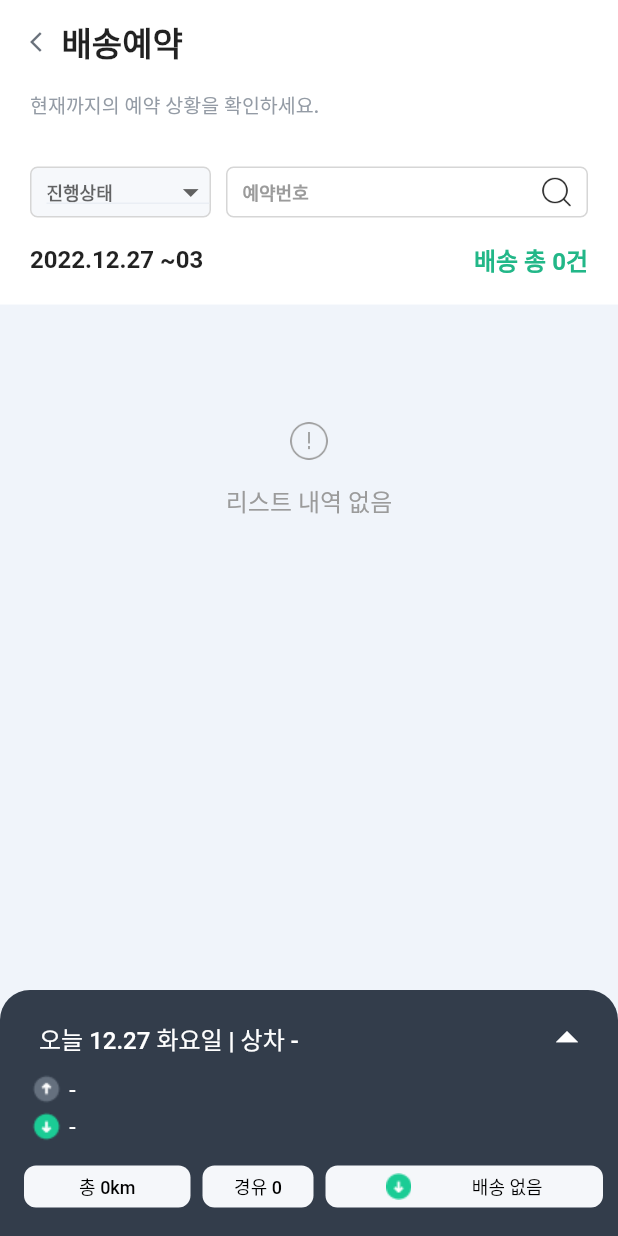
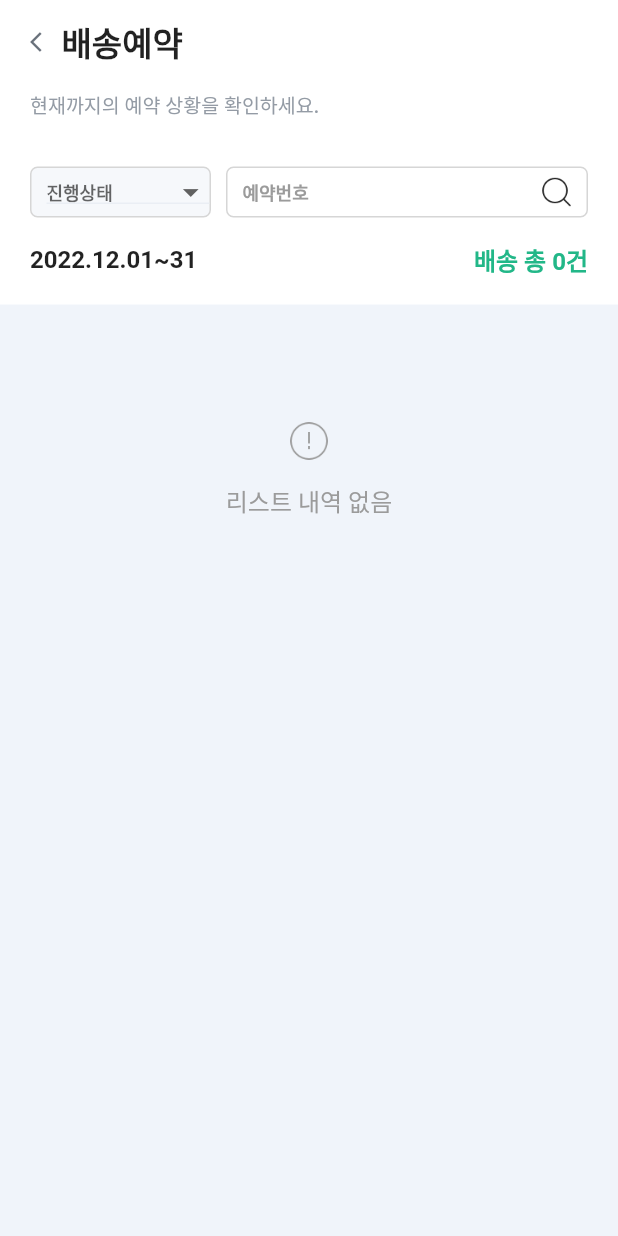
Before and after one commit to dohyxx/mocar-app, a Flutter app: the DeliveryStatView screen opened by its route, on a phone screen of 412 x 824 dp. Run offline on Flutter 3.47's test engine with Material 2 defaults, Android fonts, the light colour scheme and no system bars; our stand-ins replace auto_size_text, cached_network_image, dio, expandable, flutter_html, font_awesome_flutter and 10 more; missing offline and left inert: dio_http_cache, json_path; accounts and stored records are empty; Roboto replaces fonts that are missing (NotoSansKR); statements that could not run were skipped.

Commit message:
배송예약 조회 프로세스 개선
권도현

```diff
--- a/lib/app/modules/delivery/controllers/delivery_controller.dart
+++ b/lib/app/modules/delivery/controllers/delivery_controller.dart
@@ -7,6 +7,7 @@ import 'package:mocar_test/app/models/delivery/delivery.dart';
 import 'package:mocar_test/app/models/enum.dart';
 import 'package:mocar_test/app/repositories/delivery_repository.dart';
 import 'package:mocar_test/app/services/driver_work_service.dart';
+import 'package:mocar_test/app/services/settings_service.dart';
 import 'package:webview_flutter/webview_flutter.dart';
 
 
@@ -14,19 +15,21 @@ class DeliveryController extends GetxController with GetSingleTickerProviderStat
 
   // GlobalKey<FormState> loginFormKey;
   final isContentLoading = true.obs;
+  final Completer<WebViewController> complete = Completer<WebViewController>();
+
   ScrollController scrollController;
   WebViewController webView;
   WebViewController webDetailView;
-  final Completer<WebViewController> complete = Completer<WebViewController>();
+  DeliveryRepository deliveryRepository;
 
-  DeliveryRepository deliveryRepository;
-  var deliveryList = <Delivery>[].obs;
+
+  var deliveryList = <Delivery>[].obs;    //배송예약 리스트
+  Delivery deliveryDay;    //오늘 배송예약
   var delTotalCnt = 0.obs;                //총 배송예약 건수
   var delTotalCost = 0.obs;               //총 금액
-
   var deliveryId = 0.obs; //맵 경로 ID
 
-  //드랍다운
+  //TODO:: 드랍다운 텍스트 수정 필요
   var assignedTask = '진행상태'.obs;
   final rolesList = ['진행상태1', '진행상태2', '진행상태3'].obs;
 
@@ -51,7 +54,7 @@ class DeliveryController extends GetxController with GetSingleTickerProviderStat
   void onRefresh() async {
     isContentLoading.value = true;
 
-
+    deliveryDay = new Delivery();
     await getDeliveryList();
 
     Future.delayed(Duration(milliseconds: 600)) .then((onValue)
@@ -72,6 +75,7 @@ class DeliveryController extends GetxController with GetSingleTickerProviderStat
       deliveryList.addAll(data['deliveryList']);
       delTotalCnt.value = data['totalCnt'];
 
+      //총 금액
       deliveryList.forEach((element) {
         delTotalCost.value += element.totalAmount;
       });
@@ -79,18 +83,28 @@ class DeliveryController extends GetxController with GetSingleTickerProviderStat
       for(var i=0; i<deliveryList.length; i++){
         var routeCnt = 0.obs;
           for(var j=0; j<deliveryList[i].deliveryDetail.length; j++){
+            //상하차지만 리스트에 추가
             if(deliveryList[i].deliveryDetail[j].nodeTypeCd.codeKey == 'S'){
               deliveryList[i].deliveryDetail.removeAt(j);
             }
+            //경유지 수
             if(deliveryList[i].deliveryDetail[j].nodeTypeCd.codeKey == 'P'){
               routeCnt.value++;
               deliveryList[i].routeCnt = routeCnt.value;
               Util.print('경유지 수: ${deliveryList[i].routeCnt.toString()}');
             }
           }
+        //오늘 배송
+        if(deliveryList[i].pickUpDate == Util.dateForm(Get.find<SettingsService>().today, type: 2)){
+          deliveryDay = deliveryList[i];
+          Util.print('오늘 배송예약 in Controller : ' + deliveryDay.toString());
+          Util.print('오늘 배송예약 in Controller : ' + deliveryDay.deliveryDetail.toString());
         }
-      Get.log('<===== 배송예약 목록 조회 in Controller : ' + deliveryList.toString());
+      }
+      Util.print('배송예약 목록 조회 in Controller : ' + deliveryList.toString());
+      Util.print('배송예약 목록 조회 in Controller : ' + deliveryDay.toString());
 
+    } catch (e) {
     } catch (e) {
       Get.log(e.toString());
     }
--- a/lib/app/modules/delivery/views/delivery_stat_view.dart
+++ b/lib/app/modules/delivery/views/delivery_stat_view.dart
@@ -169,7 +169,9 @@ class DeliveryStatView extends GetView<DeliveryController> {
                               mainAxisAlignment: MainAxisAlignment.spaceBetween,
                               children: [
                                 Text(
-                                  '${Util.dateForm(Get.find<SettingsService>().today, type: 1)} ~${DateFormat('dd').format(Get.find<SettingsService>().today.add(const Duration(days: 7)))}',
+                                  // '${Util.dateForm(Get.find<SettingsService>().today, type: 1)} ~${DateFormat('dd').format(Get.find<SettingsService>().today.add(const Duration(days: 7)))}',
+                                  '${Util.dateForm(DateTime(Get.find<SettingsService>().today.year, Get.find<SettingsService>().today.month, 1), type: 1)}'
+                                      '~${Util.dateForm(DateTime(Get.find<SettingsService>().today.year, Get.find<SettingsService>().today.month+1, 0), type: 2).substring(8)}',
                                   style: TextStyle(
                                     color: Colors.black87,
                                     fontSize: 16,
@@ -237,7 +239,8 @@ class DeliveryStatView extends GetView<DeliveryController> {
       ),
 
     bottomNavigationBar:
-        Row(
+      controller.deliveryDay != null && controller.deliveryDay.delSn != null
+      ? Row(
           mainAxisSize: MainAxisSize.max,
           children: [
           Expanded(
@@ -353,14 +356,11 @@ class DeliveryStatView extends GetView<DeliveryController> {
 
                             SizedBox(width: 5),
 
-                            Obx(() =>
                             Text.rich(
                               TextSpan(
                                 children: [
                                   TextSpan(text:
-                                  controller.deliveryList.length > 0
-                                      ? '${controller.deliveryList[0].deliveryDetail[0].roadAddress}'
-                                      : '-',
+                                      '${controller.deliveryDay.deliveryDetail[0].roadAddress}',
                                     style: TextStyle(
                                       color: Color(0xffFFFFFF),
                                       fontSize: 14,
@@ -369,7 +369,6 @@ class DeliveryStatView extends GetView<DeliveryController> {
                                       FontWeight.w500,
                                     ),
                                   ),
-
                                 ],
                               ),
                               style: TextStyle(
@@ -378,7 +377,6 @@ class DeliveryStatView extends GetView<DeliveryController> {
                                 fontFamily: 'NotoSansKR',
                                 fontWeight: FontWeight.w500,
                               ),
-                            ),
                             ),
                           ],
                         ),
@@ -394,15 +392,12 @@ class DeliveryStatView extends GetView<DeliveryController> {
                               Image.asset('assets/icon/down-s.png'),
 
                               SizedBox(width: 5),
-                          Obx(() =>
                               Text.rich(
                                 TextSpan(
                                   children: [
                                     TextSpan(
                                       text:
-                                      controller.deliveryList.length > 0
-                                        ? '${controller.deliveryList[0].deliveryDetail[1].roadAddress}'
-                                        : '-',
+                                        '${controller.deliveryDay.deliveryDetail[1].roadAddress}',
                                       style: TextStyle(
                                         color: Color(0xffFFFFFF),
                                         fontSize: 14,
@@ -420,7 +415,6 @@ class DeliveryStatView extends GetView<DeliveryController> {
                                   fontFamily: 'NotoSansKR',
                                   fontWeight: FontWeight.w500,
                                 ),
-                              ),
                               ),
                             ],
                           ),
@@ -441,18 +435,14 @@ class DeliveryStatView extends GetView<DeliveryController> {
                                 child: Padding(
                                   padding: EdgeInsets.symmetric(horizontal: 16, vertical: 5),
                                   child:
-                                  Obx(()=>
                                   Text(
-                                    controller.deliveryList.length != null && controller.deliveryList.length != 0
-                                    ? '총 ${controller.deliveryList[0].totalDistance}km'
-                                    : '총 0km',
+                                    '총 ${controller.deliveryDay.totalDistance}km',
                                     style: TextStyle(
                                       color: Colors.black,
                                       fontSize: 12,
                                       fontFamily: 'NotoSansKR',
                                       fontWeight: FontWeight.w500,
                                     ),
-                                  ),
                                   ),
                                 ),
                               ),
@@ -473,18 +463,14 @@ class DeliveryStatView extends GetView<DeliveryController> {
                                 child: Padding(
                                   padding: EdgeInsets.symmetric(horizontal: 0, vertical: 5),
                                   child:
-                                  Obx(()=>
                                   Text(
-                                    controller.deliveryList.length != null && controller.deliveryList.length != 0
-                                    ? '경유 ${controller.deliveryList[0].vehicleRtTotalCount}'
-                                    : '경유 0',
+                                    '경유 ${controller.deliveryDay.routeCnt}',
                                     style: TextStyle(
                                       color: Colors.black,
                                       fontSize: 12,
                                       fontFamily: 'NotoSansKR',
                                       fontWeight: FontWeight.w500,
                                     ),
-                                  ),
                                   ),
                                 ),
                               ),
@@ -509,18 +495,14 @@ class DeliveryStatView extends GetView<DeliveryController> {
                                       'assets/icon/icon_3.png',
                                     ),
 
-                                    Obx(()=>
                                     Text(
-                                      controller.deliveryList.length > 0
-                                      ? '${controller.deliveryList[0].deliveryDetail[1].nodeName}'
-                                      : '배송 없음',
+                                      '${controller.deliveryDay.deliveryDetail[1].nodeName}',
                                       style: TextStyle(
                                         color: Colors.black,
                                         fontSize: 12,
                                         fontFamily: 'NotoSansKR',
                                         fontWeight: FontWeight.w500,
                                       ),
-                                    ),
                                     ),
                                   ],
                                 ),
@@ -535,7 +517,8 @@ class DeliveryStatView extends GetView<DeliveryController> {
               ),
             ),
          ],
-       ),
+       )
+          : SizedBox(),
     );
   }
 }
--- a/lib/app/modules/delivery/widgets/delivery_card_widget.dart
+++ b/lib/app/modules/delivery/widgets/delivery_card_widget.dart
@@ -141,9 +141,7 @@ class DeliveryCardWidget extends GetView<DeliveryController> {
                                           children: [
                                             TextSpan(
                                               text:
-                                            controller.deliveryList.length > 0
-                                            ? '${controller.deliveryList[0].deliveryDetail[0].roadAddress}'
-                                            : '-',
+                                              '${controller.deliveryDay.deliveryDetail[0].roadAddress}',
                                               style: TextStyle(
                                                 color: Color(0xffFFFFFF),
                                                 fontSize: 14,
@@ -176,9 +174,7 @@ class DeliveryCardWidget extends GetView<DeliveryController> {
                                           children: [
                                             TextSpan(
                                               text:
-                                              controller.deliveryList.length > 0
-                                                ? '${controller.deliveryList[0].deliveryDetail[1].roadAddress}'
-                                                : '-',
+                                              '${controller.deliveryDay.deliveryDetail[1].roadAddress}',
                                               style: TextStyle(
                                                 color: Color(0xffFFFFFF),
                                                 fontSize: 14,
@@ -216,9 +212,7 @@ class DeliveryCardWidget extends GetView<DeliveryController> {
                                             padding: EdgeInsets.symmetric(
                                                 horizontal: 16, vertical: 5),
                                             child: Text(
-                                              controller.deliveryList.length != null && controller.deliveryList.length != 0
-                                                  ? '총 ${controller.deliveryList[0].totalDistance}km'
-                                                  : '총 0km',
+                                              '총 ${controller.deliveryDay.totalDistance}km',
                                               style: TextStyle(
                                                 color: Colors.black,
                                                 fontSize: 12,
@@ -244,9 +238,7 @@ class DeliveryCardWidget extends GetView<DeliveryController> {
                                             padding: EdgeInsets.symmetric(
                                                 horizontal: 0, vertical: 5),
                                             child: Text(
-                                              controller.deliveryList.length != null && controller.deliveryList.length != 0
-                                                  ? '경유 ${controller.deliveryList[0].vehicleRtTotalCount}'
-                                                  : '경유 0',
+                                              '경유 ${controller.deliveryDay.routeCnt}',
                                               style: TextStyle(
                                                 color: Colors.black,
                                                 fontSize: 12,
@@ -278,9 +270,7 @@ class DeliveryCardWidget extends GetView<DeliveryController> {
                                                 'assets/icon/icon_3.png',
                                               ),
                                               Text(
-                                                controller.deliveryList.length > 0
-                                                    ? '${controller.deliveryList[0].deliveryDetail[1].nodeName}'
-                                                    : '배송 없음',
+                                                '${controller.deliveryDay.deliveryDetail[1].nodeName}',
                                                 style: TextStyle(
                                                   color: Colors.black,
                                                   fontSize: 12,
@@ -313,7 +303,7 @@ class DeliveryCardWidget extends GetView<DeliveryController> {
                                 controller: controller.scrollController,
                                 itemCount: controller.deliveryList[0].deliveryDetail.length,
                                 itemBuilder: (context, index) {
-                                  return DeliveryListBottomWidget(index: index, deliveryDetail: controller.deliveryList[0].deliveryDetail[index]);
+                                  return DeliveryListBottomWidget(index: index);
                             });
                           } else {
                             return EmptyRowWidget();
--- a/lib/app/modules/delivery/widgets/delivery_list_row_widget.dart
+++ b/lib/app/modules/delivery/widgets/delivery_list_row_widget.dart
@@ -95,13 +95,17 @@ class DeliveryListRowWidget extends GetWidget<DeliveryController> {
                   padding: const EdgeInsets.only(top: 12, bottom: 12),
                   child: Row(
                     children: [
+                      Obx(()=>
                         Text(
-                        '${controller.deliveryList[firstIndex].deliveryDetail[index].orderNo}',
+                          controller.deliveryList[firstIndex].deliveryDetail[index].orderNo.isNotEmpty
+                          ? '${controller.deliveryList[firstIndex].deliveryDetail[index].orderNo}'
+                          : '  -  ',
                           style: TextStyle(
                             fontFamily: 'Noto Sans',
                             fontSize: 13,
                             color: Colors.black,
                             fontWeight: FontWeight.w500,
+                          ),
                         ),
                       ),
                       Text(
--- a/lib/app/repositories/delivery_repository.dart
+++ b/lib/app/repositories/delivery_repository.dart
@@ -18,28 +18,19 @@ class DeliveryRepository extends BaseRepository {
         'vehicle_id' : Get.find<AuthService>().user.value.vehicleSn.toString(),
       };
 
-      //라우트 경로 지정
       Uri _uri = getApiBaseUri("dispatch-order-list").replace(queryParameters: _queryParameters);
       Get.log('<==== _uri : ' +_uri.toString());
 
       var response = await httpClient.getUri(_uri, options: optionsCache);
-      Util.print('배송예약 목록 조회: ${response}');
+      //Util.print('배송예약 목록 조회: ${response}');
 
 
       if (response.data['resultCode'] == 200) {
         //List<dynamic> deliveryDetail = [];
         final data = Map<String, dynamic>();
 
-        // for(var i=0; i<response.data['total']; i++){
-        //   deliveryDetail.add(response.data['data'][i]['vehicleRoutes']);
-        // }
-
         data['deliveryList'] = await response.data['data'].map<Delivery>((obj) => Delivery.fromJson(obj)).toList();
         data['totalCnt'] = await response.data['total'];
-       // data['deliveryDetail'] = deliveryDetail;
-
-        //Get.log('<==== data[deliveryDetail]: ' +data['deliveryDetail'].toString());
-
         return data;
       }else{
         throw new Exception(response.data['message']);
```
Also changed, not shown: lib/app/modules/delivery/widgets/delivery_list_bottom_widget.dart (+3 -8 lines). Lines whose indentation alone changed are shown as unchanged.
